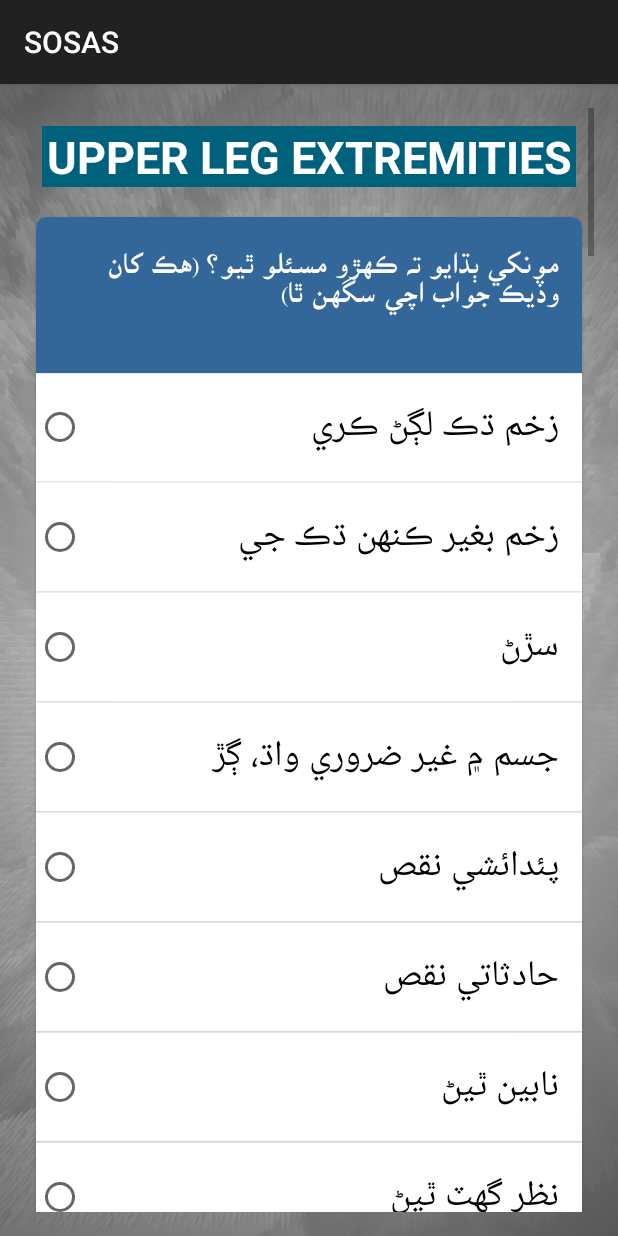
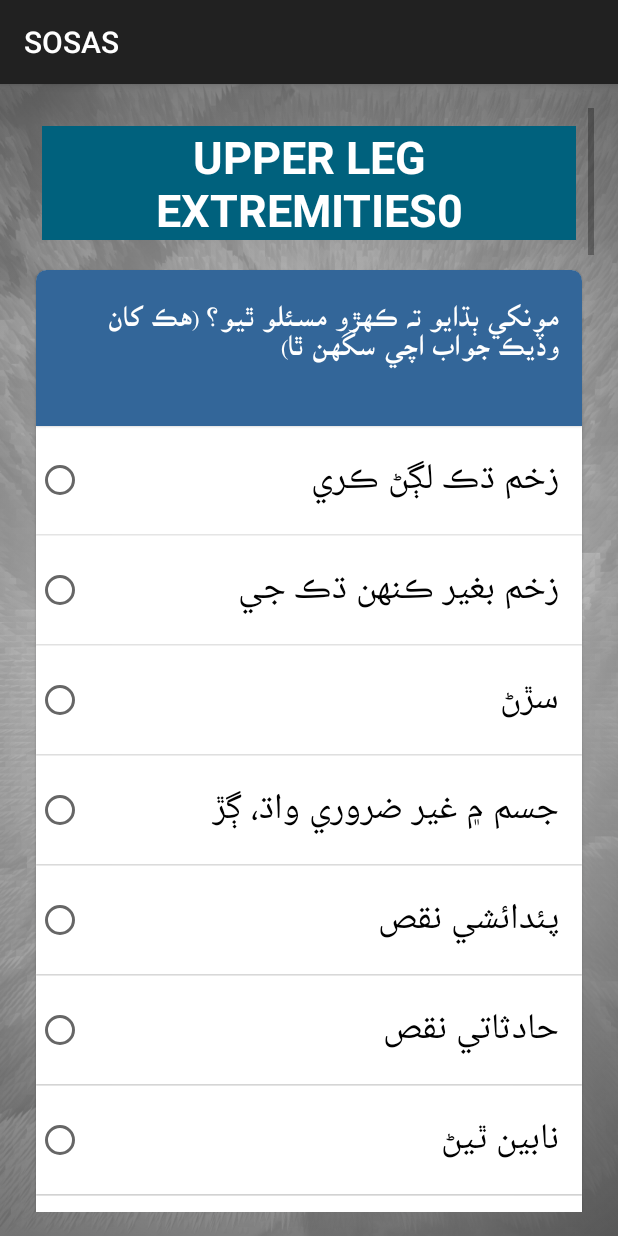
Before and after one commit to Mustufa786/SOSAS, an Android app: the SectionEActivity screen opened directly, with no data from a screen before it, on a phone screen of 412 x 824 dp. Run offline under Robolectric (Android 15) with nearby library versions, the phone set to English and light mode, and no system bars; our stand-ins replace data binding; Roboto replaces fonts that are not available here; 6 statements that could not run were skipped.

Commit message:
fixed some bugs

```diff
--- a/app/src/main/java/edu/aku/hassannaqvi/uen_sosas/core/MainApp.java
+++ b/app/src/main/java/edu/aku/hassannaqvi/uen_sosas/core/MainApp.java
@@ -392,7 +392,7 @@ public class MainApp extends Application {
         }
     }
 
-    public static void openCountDialog(Context context) {
+    public static void openCountDialog(Context context, int count) {
 
         AlertDialog.Builder builder = new AlertDialog.Builder(context);
         View view = LayoutInflater.from(context).inflate(R.layout.count_alert_dialog_layout, null);
@@ -400,7 +400,7 @@ public class MainApp extends Application {
         builder.setView(view);
         AlertDialog dialog = builder.create();
         dialog.show();
-//        bi.itemLayout.mainHeading.setText("You Have Selected " + item.getName());
+        bi.mainHeading.setText(context.getString(R.string.countAlertMsg) + ("(No:" + String.format("%2d", count) + ")"));
 
         bi.continueBtn.setOnClickListener(v -> {
             countItemClick.itemClick();
--- a/app/src/main/java/edu/aku/hassannaqvi/uen_sosas/ui/SectionBActivity.java
+++ b/app/src/main/java/edu/aku/hassannaqvi/uen_sosas/ui/SectionBActivity.java
@@ -75,9 +75,9 @@ public class SectionBActivity extends AppCompatActivity {
 
     public void BtnContinue() {
         if (formValidation()) {
-            if (bi.td01b.isChecked()) {
-                MainApp.openCountDialog(this);
-                MainApp.setCountItemClick(() -> savingContinue());
+            if (bi.td01a.isChecked()) {
+                MainApp.openCountDialog(this, Integer.valueOf(bi.td02a.getText().toString()));
+                MainApp.setCountItemClick(this::savingContinue);
             } else savingContinue();
         }
     }
--- a/app/src/main/java/edu/aku/hassannaqvi/uen_sosas/ui/SectionCActivity.java
+++ b/app/src/main/java/edu/aku/hassannaqvi/uen_sosas/ui/SectionCActivity.java
@@ -118,8 +118,8 @@ public class SectionCActivity extends AppCompatActivity {
     public void BtnContinue() {
         if (formValidation()) {
             if (bi.te03a.isChecked()) {
-                MainApp.openCountDialog(this);
-                MainApp.setCountItemClick(() -> savingContinue());
+                MainApp.openCountDialog(this, Integer.valueOf(bi.te04.getText().toString()));
+                MainApp.setCountItemClick(this::savingContinue);
             } else savingContinue();
         }
     }
--- a/app/src/main/java/edu/aku/hassannaqvi/uen_sosas/ui/SectionEActivity.java
+++ b/app/src/main/java/edu/aku/hassannaqvi/uen_sosas/ui/SectionEActivity.java
@@ -45,7 +45,7 @@ public class SectionEActivity extends AppCompatActivity {
     }
 
     private void setValues() {
-        bi.heading.setText(MainApp.problemType == 1 ? "EYES PROBLEM"
+        String strHeading = (MainApp.problemType == 1 ? "EYES PROBLEM"
                 : MainApp.problemType == 2 ? "EARS PROBLEM"
                 : MainApp.problemType == 3 ? "FACE PROBLEM"
                 : MainApp.problemType == 4 ? "NECK PROBLEM"
@@ -60,7 +60,8 @@ public class SectionEActivity extends AppCompatActivity {
                 : MainApp.problemType == 13 ? "UPPER ARM EXTREMITIES"
                 : MainApp.problemType == 14 ? "FOOT EXTREMITIES"
                 : MainApp.problemType == 15 ? "LOWER LEG EXTREMITIES"
-                : "UPPER LEG EXTREMITIES");
+                : "UPPER LEG EXTREMITIES") + MainApp.problemCount;
+        bi.heading.setText(strHeading);
 
         if (MainApp.problemType == 1) {
             bi.te05i.setVisibility(View.GONE);
--- a/app/src/main/res/layout/activity_info.xml
+++ b/app/src/main/res/layout/activity_info.xml
@@ -142,10 +142,10 @@
                         android:layout_width="0dp"
                         android:layout_height="wrap_content"
                         android:layout_weight="1"
-                        android:hint="XXXX-X"
+                        android:hint="####-#"
+                        android:inputType="textCapCharacters"
                         android:padding="10dp"
                         android:paddingLeft="10dp"
-                        android:textAllCaps="true"
                         app:mask="####-#" />
 
                     <Button
--- a/app/src/main/res/layout/count_alert_dialog_layout.xml
+++ b/app/src/main/res/layout/count_alert_dialog_layout.xml
@@ -18,6 +18,7 @@
             android:orientation="vertical">
 
             <TextView
+                android:id="@+id/mainHeading"
                 android:layout_width="wrap_content"
                 android:layout_height="wrap_content"
                 android:layout_gravity="center_horizontal"
```
Also changed, not shown: 1 other file.
